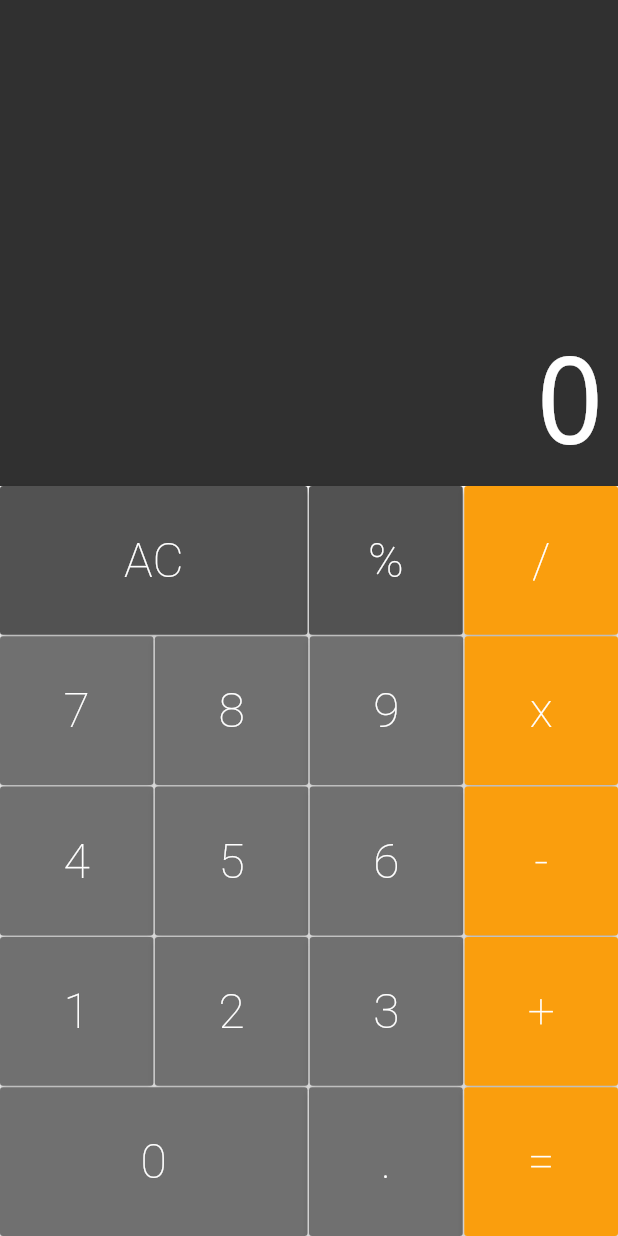
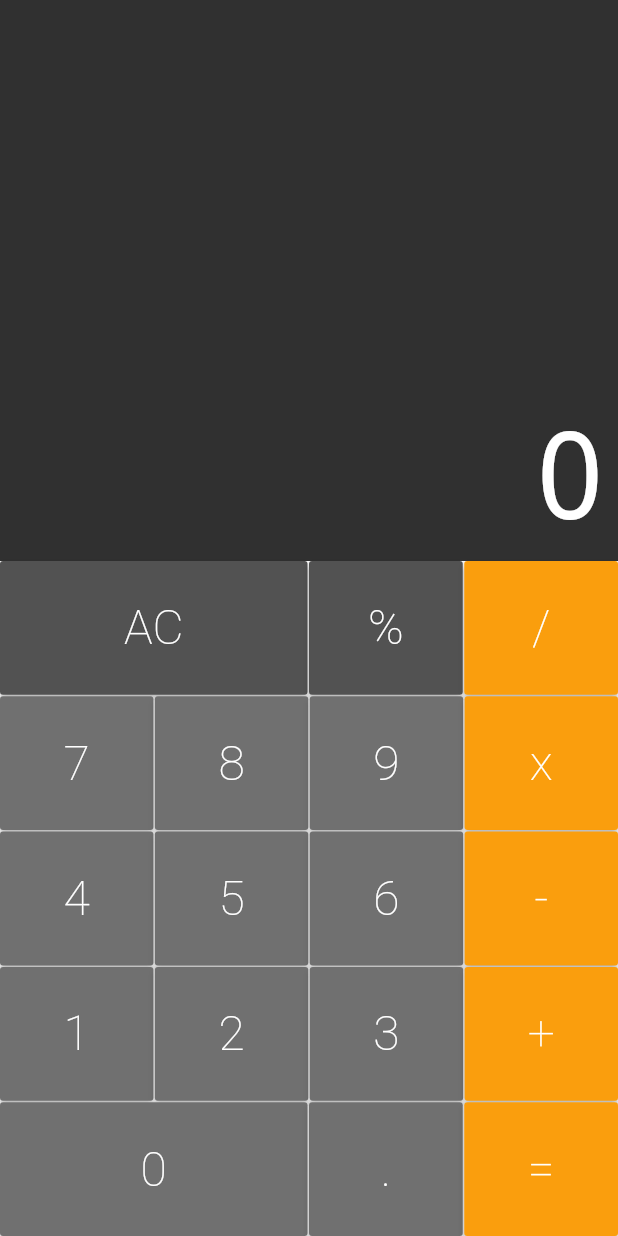
Before and after one commit to psatler/flutter-calculator, a Flutter app: the screen it shows after launch, on a phone screen of 412 x 824 dp. Run offline on Flutter 3.47's test engine with Material 2 defaults, Android fonts, the phone set to English and light mode, and no system bars; drawn by our look-alikes of auto_size_text.

```diff
--- a/lib/components/keyboard.dart
+++ b/lib/components/keyboard.dart
@@ -12,7 +12,7 @@ class Keyboard extends StatelessWidget {
   @override
   Widget build(BuildContext context) {
     return Container(
-      height: 500,
+      height: 450,
       child: Column(
         children: <Widget>[
           ButtonRow(
```
Also changed, not shown: 2 other files.
